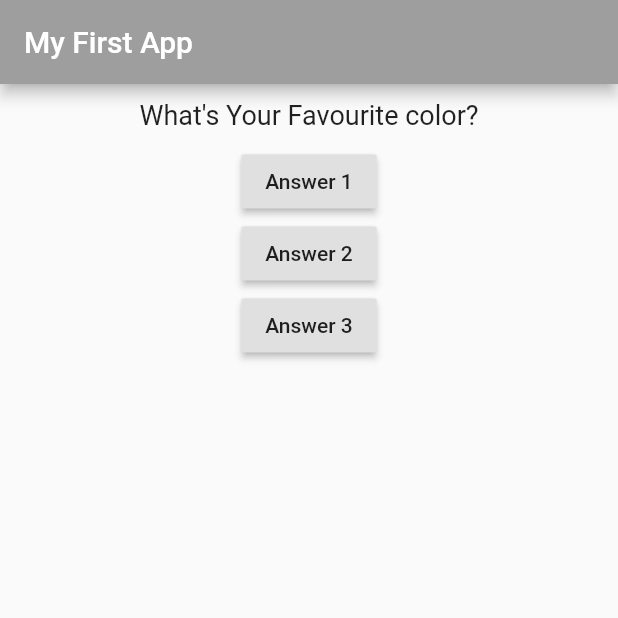
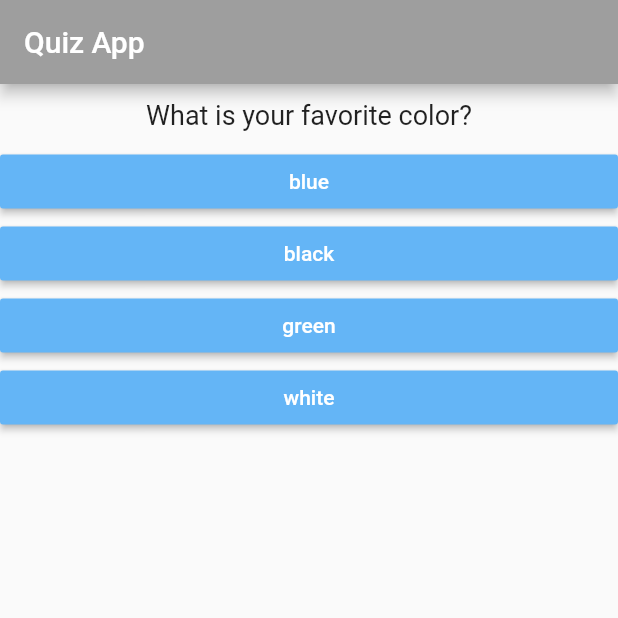
Before and after one commit to Harry-Chalcraft/quizz-app, a Flutter app: the screen it shows after launch, on a phone screen of 412 x 824 dp, the top half of it. Run offline on Flutter 3.47's test engine with Material 2 defaults, Android fonts, the phone set to English and light mode, and no system bars.

Commit message:
Quiz App completed with score and reset

```diff
--- /dev/null
+++ b/lib/answer.dart
@@ -0,0 +1,22 @@
+import "package:flutter/material.dart";
+
+class Answer extends StatelessWidget {
+  final Function selectHandler;
+  String answerText;
+  int score;
+
+  Answer(this.selectHandler, this.answerText);
+
+  @override
+  Widget build(BuildContext context) {
+    return Container(
+      width: double.infinity,
+      child: RaisedButton(
+        color: Colors.blue[300],
+        textColor: Colors.white,
+        child: Text(answerText),
+        onPressed: selectHandler,
+      ),
+    );
+  }
+}
--- a/lib/main.dart
+++ b/lib/main.dart
@@ -1,6 +1,7 @@
 import "package:flutter/material.dart";
 
-import "./question.dart";
+import 'quiz.dart';
+import 'result.dart';
 
 void main() {
   runApp(MyApp());
@@ -15,8 +16,48 @@ class MyApp extends StatefulWidget {
 }
 
 class _MyAppState extends State<MyApp> {
+  var totalscore = 0;
+
+  final _questions = const [
+    {
+      'questionText': 'What is your favorite color?',
+      'answers': [
+        {'text': 'blue', 'score': 5},
+        {'text': 'black', 'score': 10},
+        {'text': 'green', 'score': 3},
+        {'text': 'white', 'score': 1},
+      ],
+    },
+    {
+      'questionText': 'What is your favorite animal?',
+      'answers': [
+        {'text': 'tiger', 'score': 10},
+        {'text': 'elephant', 'score': 5},
+        {'text': 'deer', 'score': 3},
+        {'text': 'rabbit', 'score': 1},
+      ],
+    },
+    {
+      'questionText': 'Who is your favorite instructor',
+      'answers': [
+        {'text': 'Max', 'score': 3},
+        {'text': 'Rob', 'score': 10},
+        {'text': 'Mark', 'score': 5},
+        {'text': 'Alex', 'score': 1},
+      ]
+    }
+  ];
+
+  void _restartQuiz() {
+    setState(() {
+      _questionIndex = 0;
+      totalscore = 0;
+    });
+  }
+
   var _questionIndex = 0;
-  void _answerquestion() {
+  void _answerquestion(int score) {
+    totalscore += score;
     setState(() {
       _questionIndex++;
     });
@@ -25,33 +66,19 @@ class _MyAppState extends State<MyApp> {
 
   @override
   Widget build(BuildContext context) {
-    var questions = [
-      "What's Your Favourite color?",
-      "Whats Your Favourite Animal"
-    ];
     return MaterialApp(
       home: Scaffold(
         appBar: AppBar(
-          title: Text("My First App"),
+          title: Text("Quiz App"),
           backgroundColor: Colors.grey,
         ),
-        body: Column(
-          children: <Widget>[
-            Question(questions[_questionIndex]),
-            RaisedButton(
-              child: Text("Answer 1"),
-              onPressed: _answerquestion,
-            ),
-            RaisedButton(
-              child: Text("Answer 2"),
-              onPressed: _answerquestion,
-            ),
-            RaisedButton(
-              child: Text("Answer 3"),
-              onPressed: _answerquestion,
-            ),
-          ],
-        ),
+        body: (_questionIndex < _questions.length)
+            ? Quiz(
+                score: totalscore,
+                questions: _questions,
+                questionIndex: _questionIndex,
+                answerquestion: _answerquestion)
+            : Result(totalscore, _restartQuiz),
       ),
     );
   }
--- /dev/null
+++ b/lib/quiz.dart
@@ -0,0 +1,32 @@
+import 'package:flutter/material.dart';
+import 'answer.dart';
+import 'question.dart';
+
+class Quiz extends StatelessWidget {
+  final List<Map<String, Object>> questions;
+  int score;
+  final int questionIndex;
+  final Function answerquestion;
+
+  Quiz(
+      {@required this.questions,
+      @required this.questionIndex,
+      @required this.answerquestion,
+      @required this.score});
+
+  @override
+  Widget build(BuildContext context) {
+    return Container(
+      child: Column(
+        children: <Widget>[
+          Question(questions[questionIndex]['questionText']),
+          ...(questions[questionIndex]['answers'] as List<Map<String, Object>>)
+              .map((answer) {
+            return Answer(
+                () => answerquestion(answer['score']), answer['text']);
+          }).toList()
+        ],
+      ),
+    );
+  }
+}
--- /dev/null
+++ b/lib/result.dart
@@ -0,0 +1,24 @@
+import 'package:flutter/material.dart';
+
+class Result extends StatelessWidget {
+  int totalScore;
+  Function restartQuiz;
+
+  Result(this.totalScore, this.restartQuiz);
+  @override
+  Widget build(BuildContext context) {
+    return Container(
+        child: Center(
+      child: Column(
+        children: [
+          Text(
+            'You scored ' + totalScore.toString(),
+            style: TextStyle(fontSize: 36, fontWeight: FontWeight.bold),
+            textAlign: TextAlign.center,
+          ),
+          RaisedButton(onPressed: restartQuiz, child: Text('Restart Button'))
+        ],
+      ),
+    ));
+  }
+}
```
